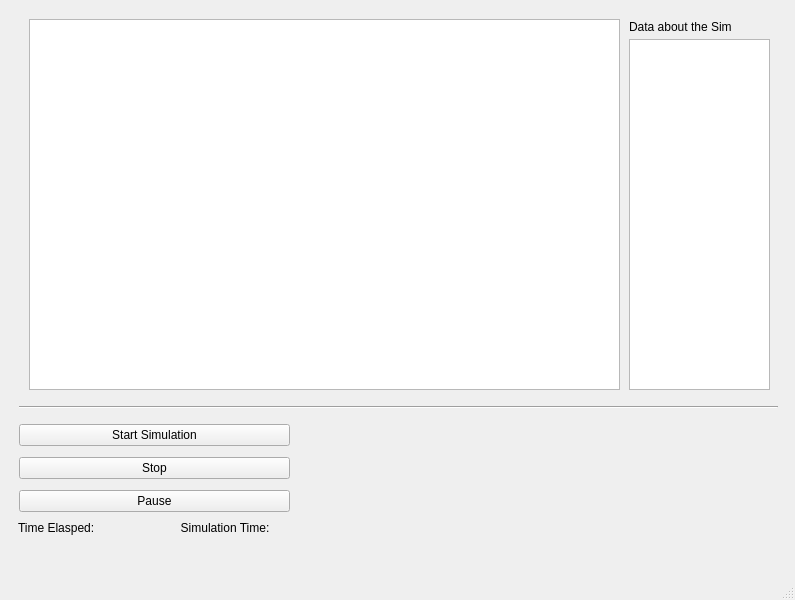
Qt form src/ui/gui/mainwindow.ui (G-PIES/G-PIES) before a commit.
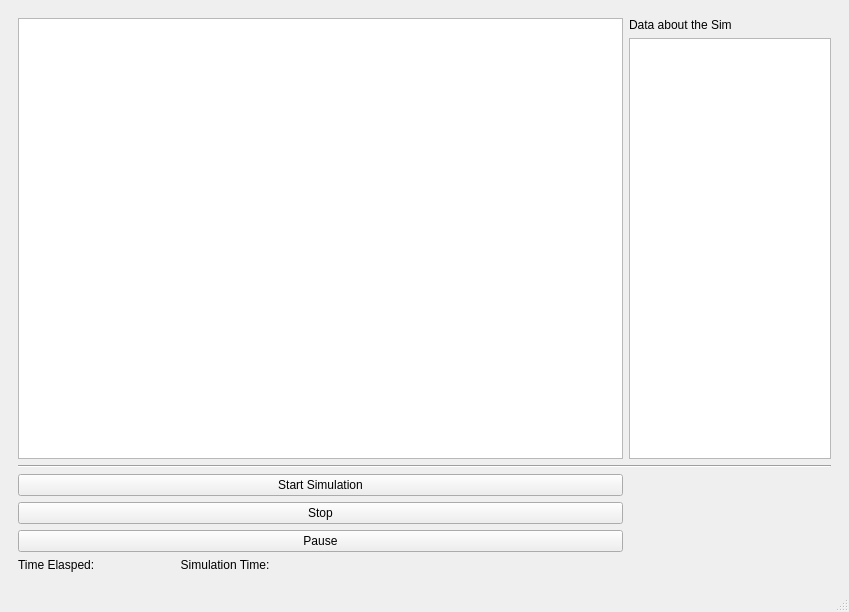
The same form after that commit.

Commit message: Fix window resizing

```diff
--- a/src/ui/gui/mainwindow.ui
+++ b/src/ui/gui/mainwindow.ui
@@ -6,8 +6,8 @@
    <rect>
     <x>0</x>
     <y>0</y>
-    <width>795</width>
-    <height>600</height>
+    <width>849</width>
+    <height>612</height>
    </rect>
   </property>
   <property name="sizePolicy">
@@ -29,75 +29,49 @@
    <layout class="QHBoxLayout" name="horizontalLayout">
     <item>
      <widget class="QWidget" name="widget" native="true">
+      <layout class="QGridLayout" name="gridLayout">
+       <item row="0" column="0" rowspan="2">
       <widget class="QTextBrowser" name="textBrowser">
-       <property name="geometry">
-        <rect>
-         <x>20</x>
-         <y>10</y>
-         <width>591</width>
-         <height>371</height>
-        </rect>
-       </property>
-      </widget>
+         <property name="sizePolicy">
+          <sizepolicy hsizetype="Expanding" vsizetype="Expanding">
+           <horstretch>3</horstretch>
+           <verstretch>0</verstretch>
+          </sizepolicy>
+         </property>
+        </widget>
+       </item>
+       <item row="0" column="1">
+        <widget class="QLabel" name="label_2">
+         <property name="sizePolicy">
+          <sizepolicy hsizetype="Preferred" vsizetype="Preferred">
+           <horstretch>1</horstretch>
+           <verstretch>0</verstretch>
+          </sizepolicy>
+         </property>
+         <property name="text">
+          <string>Data about the Sim</string>
+         </property>
+        </widget>
+       </item>
+       <item row="1" column="1">
+        <widget class="QTextBrowser" name="textBrowser_2">
+         <property name="sizePolicy">
+          <sizepolicy hsizetype="Expanding" vsizetype="Expanding">
+           <horstretch>1</horstretch>
+           <verstretch>0</verstretch>
+          </sizepolicy>
+         </property>
+        </widget>
+       </item>
+       <item row="2" column="0" colspan="2">
       <widget class="Line" name="line">
-       <property name="geometry">
-        <rect>
-         <x>10</x>
-         <y>390</y>
-         <width>759</width>
-         <height>16</height>
-        </rect>
-       </property>
        <property name="orientation">
         <enum>Qt::Horizontal</enum>
        </property>
       </widget>
-      <widget class="QLabel" name="label">
-       <property name="geometry">
-        <rect>
-         <x>9</x>
-         <y>511</y>
-         <width>258</width>
-         <height>16</height>
-        </rect>
-       </property>
-       <property name="text">
-        <string>Time Elasped:                          Simulation Time:</string>
-       </property>
-      </widget>
-      <widget class="QTextBrowser" name="textBrowser_2">
-       <property name="geometry">
-        <rect>
-         <x>620</x>
-         <y>30</y>
-         <width>141</width>
-         <height>351</height>
-        </rect>
-       </property>
-      </widget>
-      <widget class="QLabel" name="label_2">
-       <property name="geometry">
-        <rect>
-         <x>620</x>
-         <y>10</y>
-         <width>141</width>
-         <height>16</height>
-        </rect>
-       </property>
-       <property name="text">
-        <string>Data about the Sim</string>
-       </property>
-      </widget>
-      <widget class="QWidget" name="">
-       <property name="geometry">
-        <rect>
-         <x>10</x>
-         <y>410</y>
-         <width>271</width>
-         <height>98</height>
-        </rect>
-       </property>
-       <layout class="QVBoxLayout" name="verticalLayout">
+       </item>
+       <item row="3" column="0">
+        <layout class="QVBoxLayout" name="verticalLayout" stretch="0,0,0">
         <item>
          <widget class="QPushButton" name="pushButton_2">
           <property name="text">
@@ -120,7 +94,15 @@
          </widget>
         </item>
        </layout>
-      </widget>
+       </item>
+       <item row="4" column="0">
+        <widget class="QLabel" name="label">
+         <property name="text">
+          <string>Time Elasped:                          Simulation Time:</string>
+         </property>
+        </widget>
+       </item>
+      </layout>
      </widget>
     </item>
    </layout>
```
Left out of the diff: 4 changed lines with no effect on the pictures. Lines whose indentation alone changed are shown as unchanged. The commit also changes 1 other file.
